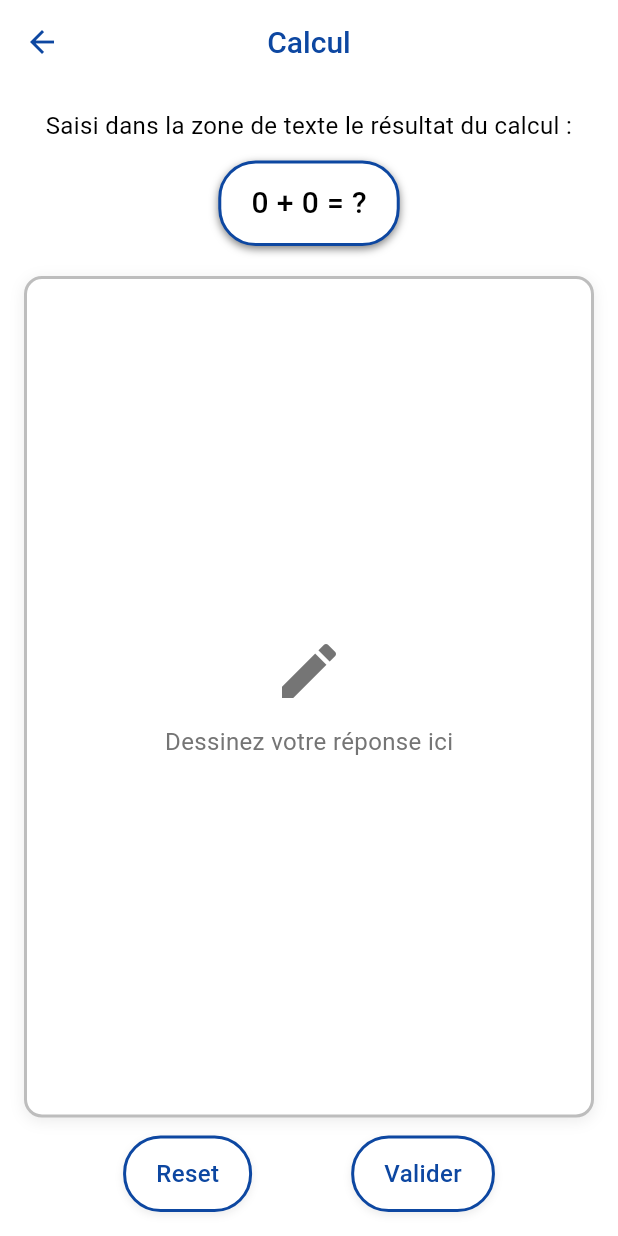
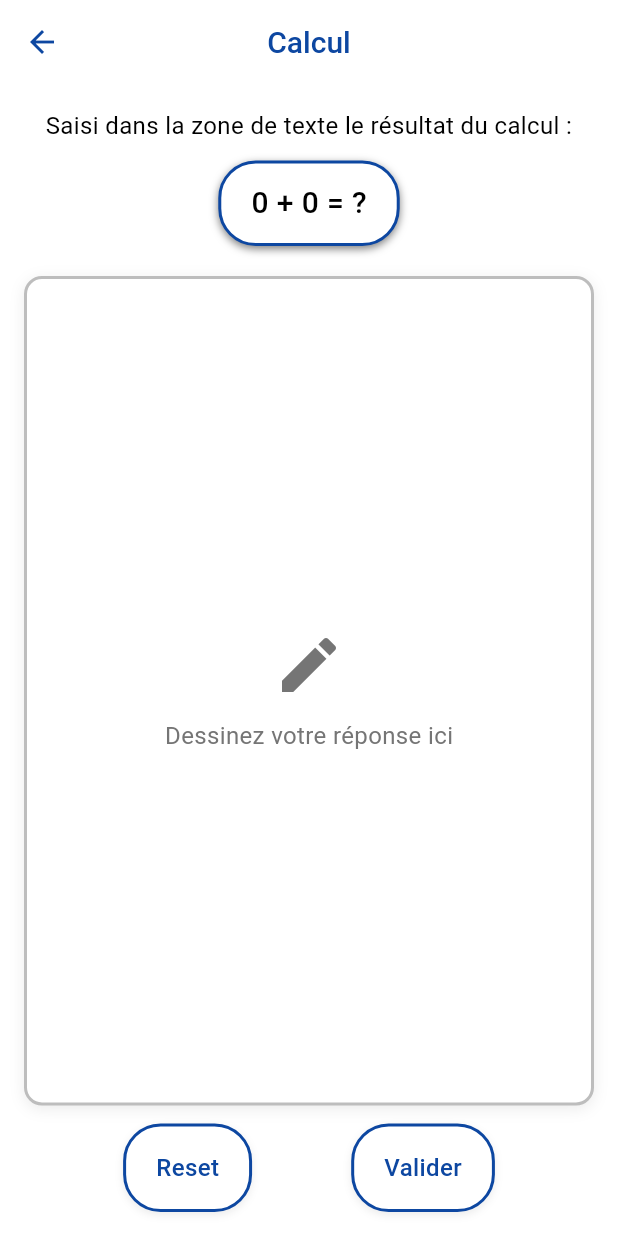
Before and after one commit to Kevin-Locatelli/Ariane2025, a Flutter app: the CalculPage screen opened directly, on a phone screen of 412 x 824 dp. Run offline on Flutter 3.47's test engine with Material 3 defaults, Android fonts, the phone set to English and light mode, and no system bars; our stand-ins replace shared_preferences; missing offline and left inert: tflite_flutter; accounts and stored records are empty.

Commit message:
add RGAA

```diff
--- a/ariane_app/lib/constants.dart
+++ b/ariane_app/lib/constants.dart
@@ -8,7 +8,7 @@ const Color kAccentColor = Color(0xFFFFC107); // Amber/Gold
 const Color kTextColorPrimary = Color(0xFF212121); // Almost Black
 const Color kTextColorSecondary = Color(0xFF757575); // Grey
 const Color kBorderColor = Color(0xFFBDBDBD); // Lighter Grey
-const Color kSuccessColor = Color(0xFF4CAF50); // Green
+const Color kSuccessColor = Color(0xFF1B5E20); // Dark Green for high contrast
 const Color kErrorColor = Color(0xFFD32F2F); // Red
 
 // Existing colors that might need remapping or removal
--- a/ariane_app/lib/screens/ariane_all_results_screen.dart
+++ b/ariane_app/lib/screens/ariane_all_results_screen.dart
@@ -40,6 +40,7 @@ class _ArianeAllResultsScreenState extends State<ArianeAllResultsScreen> {
         leading: IconButton(
           icon: Icon(Icons.arrow_back, color: Theme.of(context).colorScheme.primary, size: kIconSize),
           onPressed: () => Navigator.of(context).pop(),
+          tooltip: AppStrings.get(context, 'back_button_tooltip'),
         ),
         centerTitle: true,
         title: Text(
--- a/ariane_app/lib/screens/ariane_result_screen.dart
+++ b/ariane_app/lib/screens/ariane_result_screen.dart
@@ -23,6 +23,7 @@ class ArianeResultScreen extends StatelessWidget {
         leading: IconButton(
           icon: Icon(Icons.arrow_back, color: Theme.of(context).colorScheme.primary, size: kIconSize),
           onPressed: () => Navigator.of(context).pop(),
+          tooltip: AppStrings.get(context, 'back_button_tooltip'),
         ),
         centerTitle: true,
         title: Text(
--- a/ariane_app/lib/screens/calcul_game_page.dart
+++ b/ariane_app/lib/screens/calcul_game_page.dart
@@ -1,3 +1,4 @@
+import 'package:ariane_app/utils/app_strings.dart';
 import 'package:flutter/material.dart';
 import 'package:ariane_app/constants.dart';
 import 'dart:math';
@@ -60,6 +61,7 @@ class CalculPageState extends State<CalculPage> {
         elevation: 0,
         leading: IconButton(
           icon: Icon(Icons.arrow_back, color: Theme.of(context).colorScheme.primary, size: kIconSize),
+          tooltip: AppStrings.get(context, 'back_button_tooltip'),
           onPressed: () async {
             // Save current score before leaving
             await ScoreManager.saveScore(
@@ -212,7 +214,7 @@ class CalculPageState extends State<CalculPage> {
                     });
                   },
                   child: Container(
-                    padding: EdgeInsets.symmetric(horizontal: kPaddingExtraLarge, vertical: kPaddingMedium),
+                    padding: EdgeInsets.symmetric(horizontal: kPaddingExtraLarge, vertical: kPaddingLarge),
                     decoration: BoxDecoration(
                       color: Theme.of(context).cardColor,
                       borderRadius: BorderRadius.circular(kBorderRadiusLarge),
@@ -243,7 +245,7 @@ class CalculPageState extends State<CalculPage> {
                     _showValidationDialog();
                   },
                   child: Container(
-                    padding: EdgeInsets.symmetric(horizontal: kPaddingExtraLarge, vertical: kPaddingMedium),
+                    padding: EdgeInsets.symmetric(horizontal: kPaddingExtraLarge, vertical: kPaddingLarge),
                     decoration: BoxDecoration(
                       color: Theme.of(context).cardColor,
                       borderRadius: BorderRadius.circular(kBorderRadiusLarge),
--- a/ariane_app/lib/screens/labyrinth_game_page.dart
+++ b/ariane_app/lib/screens/labyrinth_game_page.dart
@@ -1,3 +1,4 @@
+import 'package:ariane_app/utils/app_strings.dart';
 import 'package:flutter/material.dart';
 import 'package:ariane_app/constants.dart';
 import 'dart:collection'; // For Queue
@@ -281,6 +282,7 @@ class LabyrinthePageState extends State<LabyrinthePage> {
         leading: IconButton(
           icon: Icon(Icons.arrow_back, color: Theme.of(context).colorScheme.primary, size: kIconSize),
           onPressed: () => Navigator.of(context).pop(),
+          tooltip: AppStrings.get(context, 'back_button_tooltip'),
         ),
         centerTitle: true,
         title: Text(
@@ -477,7 +479,7 @@ class LabyrinthePageState extends State<LabyrinthePage> {
     return GestureDetector(
       onTap: onPressed,
       child: Container(
-        padding: EdgeInsets.symmetric(horizontal: kPaddingLarge, vertical: kPaddingMedium),
+        padding: EdgeInsets.symmetric(horizontal: kPaddingLarge, vertical: kPaddingLarge),
         decoration: BoxDecoration(
           color: isSelected || isPointSet ? color : Theme.of(context).cardColor,
           borderRadius: BorderRadius.circular(kPaddingExtraLarge),
--- a/ariane_app/lib/screens/parameter_page.dart
+++ b/ariane_app/lib/screens/parameter_page.dart
@@ -27,6 +27,7 @@ class ParametrePageState extends State<ParametrePage> {
         leading: IconButton(
           icon: Icon(Icons.arrow_back, color: Theme.of(context).colorScheme.primary, size: kIconSize),
           onPressed: () => Navigator.of(context).pop(),
+          tooltip: AppStrings.get(context, 'back_button_tooltip'),
         ),
         centerTitle: true,
         title: Text(
--- a/ariane_app/lib/screens/scratch_game_page.dart
+++ b/ariane_app/lib/screens/scratch_game_page.dart
@@ -1,3 +1,4 @@
+import 'package:ariane_app/utils/app_strings.dart';
 import 'package:flutter/material.dart';
 import 'dart:math';
 import 'package:ariane_app/constants.dart';
@@ -151,6 +152,7 @@ class ScratchPageState extends State<ScratchPage> with TickerProviderStateMixin
                                                         ),
                                                         IconButton(
                                                           icon: Icon(Icons.close, size: kIconSize - 8),
+                                                          tooltip: 'Supprimer le bloc',
                                                           onPressed: () {
                                                             setState(() {
                                                               _codeBlocks.removeAt(index);
--- a/ariane_app/lib/utils/app_strings.dart
+++ b/ariane_app/lib/utils/app_strings.dart
@@ -26,6 +26,7 @@ class AppStrings {
       'effacer_les_resultats': 'Effacer les résultats',
       'retour_au_menu': 'Retour au menu',
       'resultat_du_jeu': 'Résultat du jeu',
+      'back_button_tooltip': 'Retour en arrière',
     },
     'en': {
       'title': 'Ariane',
@@ -49,6 +50,7 @@ class AppStrings {
       'effacer_les_resultats': 'Clear results',
       'retour_au_menu': 'Back to menu',
       'resultat_du_jeu': 'Game Result',
+      'back_button_tooltip': 'Go back',
     },
   };
 
```
Also changed, not shown: 2 other files.
